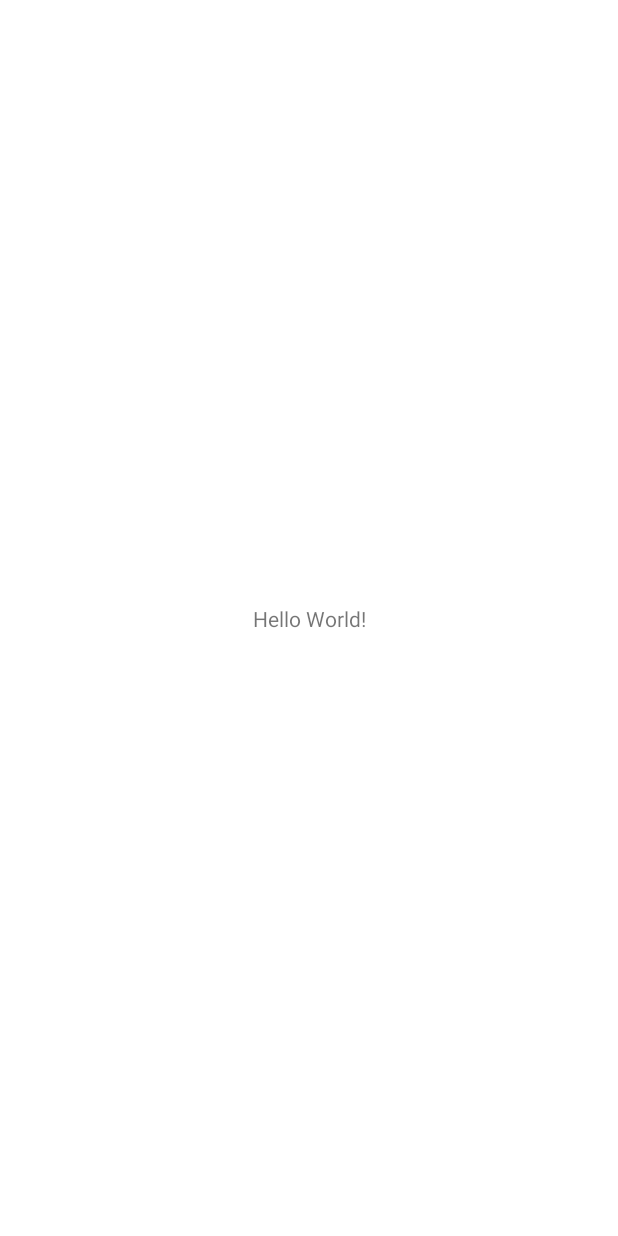
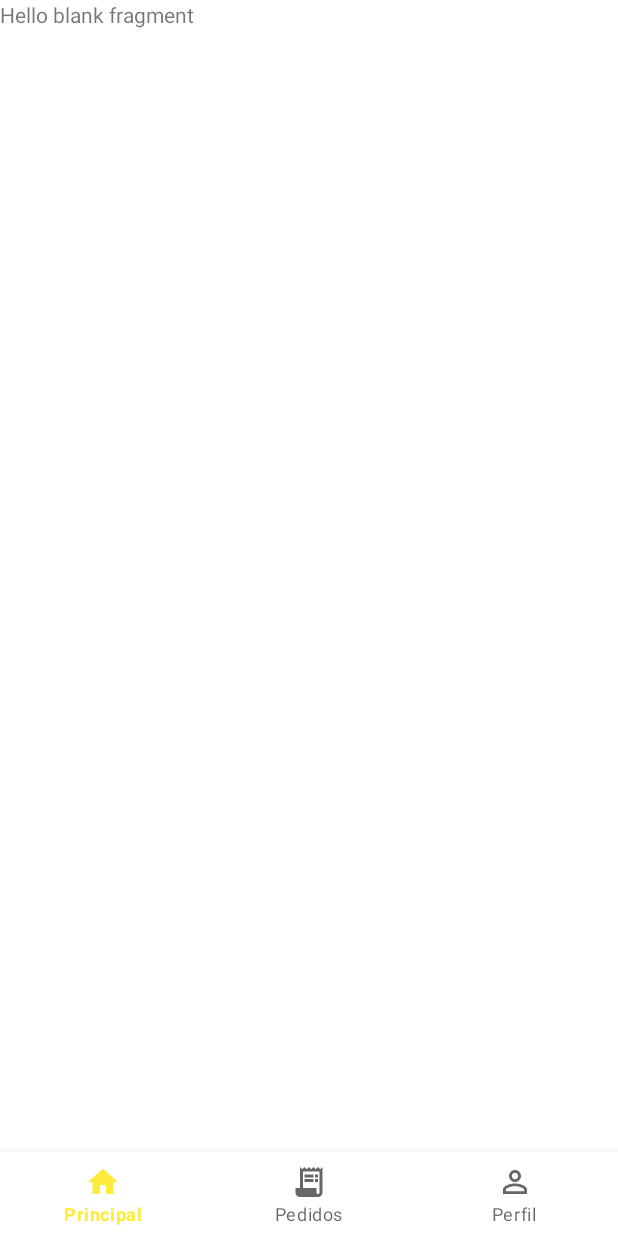
Before and after one commit to DavydeSouza/DEJTCC, an Android app: the MainActivity screen opened directly, with no data from a screen before it, on a phone screen of 412 x 824 dp. Before the commit the screen is almost empty. Run offline under Robolectric (Android 15) with nearby library versions, the phone set to English and light mode, and no system bars.

Commit message:
2- menu commit

```diff
--- a/app/src/main/java/com/example/dejtcc/Activity/Cadastro.java
+++ b/app/src/main/java/com/example/dejtcc/Activity/Cadastro.java
@@ -11,6 +11,7 @@ import android.view.View;
 import android.widget.Button;
 import android.widget.EditText;
 import android.widget.ProgressBar;
+import android.widget.Toast;
 
 import com.example.dejtcc.R;
 import com.google.android.gms.tasks.OnCompleteListener;
@@ -77,6 +78,7 @@ public class Cadastro extends AppCompatActivity {
         FirebaseAuth.getInstance().createUserWithEmailAndPassword(e,p).addOnCompleteListener(new OnCompleteListener<AuthResult>() {
             @Override
             public void onComplete(@NonNull Task<AuthResult> task) {
+              if(p.equals(cp)){
                 if(task.isSuccessful()){
                     SalvarUsuarios();
                     Snackbar snackbar = Snackbar.make(v ,mensagens[1],Snackbar.LENGTH_LONG);
@@ -102,6 +104,9 @@ public class Cadastro extends AppCompatActivity {
                     snackbar.setTextColor(Color.BLACK);
                     snackbar.show();
                 }
+              }else{
+                  Toast.makeText(Cadastro.this,"A senhas devem ser compativeis!!", Toast.LENGTH_SHORT).show();
+              }
 
             }
         });
--- /dev/null
+++ b/app/src/main/java/com/example/dejtcc/Fragments/HomeFragment.java
@@ -0,0 +1,66 @@
+package com.example.dejtcc.Fragments;
+
+import android.os.Bundle;
+
+import androidx.fragment.app.Fragment;
+
+import android.view.LayoutInflater;
+import android.view.View;
+import android.view.ViewGroup;
+
+import com.example.dejtcc.R;
+
+/**
+ * A simple {@link Fragment} subclass.
+ * Use the {@link HomeFragment#newInstance} factory method to
+ * create an instance of this fragment.
+ */
+public class HomeFragment extends Fragment {
+
+    // TODO: Rename parameter arguments, choose names that match
+    // the fragment initialization parameters, e.g. ARG_ITEM_NUMBER
+    private static final String ARG_PARAM1 = "param1";
+    private static final String ARG_PARAM2 = "param2";
+
+    // TODO: Rename and change types of parameters
+    private String mParam1;
+    private String mParam2;
+
+    public HomeFragment() {
+        // Required empty public constructor
+    }
+
+    /**
+     * Use this factory method to create a new instance of
+     * this fragment using the provided parameters.
+     *
+     * @param param1 Parameter 1.
+     * @param param2 Parameter 2.
+     * @return A new instance of fragment HomeFragment.
+     */
+    // TODO: Rename and change types and number of parameters
+    public static HomeFragment newInstance(String param1, String param2) {
+        HomeFragment fragment = new HomeFragment();
+        Bundle args = new Bundle();
+        args.putString(ARG_PARAM1, param1);
+        args.putString(ARG_PARAM2, param2);
+        fragment.setArguments(args);
+        return fragment;
+    }
+
+    @Override
+    public void onCreate(Bundle savedInstanceState) {
+        super.onCreate(savedInstanceState);
+        if (getArguments() != null) {
+            mParam1 = getArguments().getString(ARG_PARAM1);
+            mParam2 = getArguments().getString(ARG_PARAM2);
+        }
+    }
+
+    @Override
+    public View onCreateView(LayoutInflater inflater, ViewGroup container,
+                             Bundle savedInstanceState) {
+        // Inflate the layout for this fragment
+        return inflater.inflate(R.layout.fragment_home, container, false);
+    }
+}
--- /dev/null
+++ b/app/src/main/java/com/example/dejtcc/Fragments/ProfileFragments.java
@@ -0,0 +1,66 @@
+package com.example.dejtcc.Fragments;
+
+import android.os.Bundle;
+
+import androidx.fragment.app.Fragment;
+
+import android.view.LayoutInflater;
+import android.view.View;
+import android.view.ViewGroup;
+
+import com.example.dejtcc.R;
+
+/**
+ * A simple {@link Fragment} subclass.
+ * Use the {@link ProfileFragments#newInstance} factory method to
+ * create an instance of this fragment.
+ */
+public class ProfileFragments extends Fragment {
+
+    // TODO: Rename parameter arguments, choose names that match
+    // the fragment initialization parameters, e.g. ARG_ITEM_NUMBER
+    private static final String ARG_PARAM1 = "param1";
+    private static final String ARG_PARAM2 = "param2";
+
+    // TODO: Rename and change types of parameters
+    private String mParam1;
+    private String mParam2;
+
+    public ProfileFragments() {
+        // Required empty public constructor
+    }
+
+    /**
+     * Use this factory method to create a new instance of
+     * this fragment using the provided parameters.
+     *
+     * @param param1 Parameter 1.
+     * @param param2 Parameter 2.
+     * @return A new instance of fragment ProfileFragments.
+     */
+    // TODO: Rename and change types and number of parameters
+    public static ProfileFragments newInstance(String param1, String param2) {
+        ProfileFragments fragment = new ProfileFragments();
+        Bundle args = new Bundle();
+        args.putString(ARG_PARAM1, param1);
+        args.putString(ARG_PARAM2, param2);
+        fragment.setArguments(args);
+        return fragment;
+    }
+
+    @Override
+    public void onCreate(Bundle savedInstanceState) {
+        super.onCreate(savedInstanceState);
+        if (getArguments() != null) {
+            mParam1 = getArguments().getString(ARG_PARAM1);
+            mParam2 = getArguments().getString(ARG_PARAM2);
+        }
+    }
+
+    @Override
+    public View onCreateView(LayoutInflater inflater, ViewGroup container,
+                             Bundle savedInstanceState) {
+        // Inflate the layout for this fragment
+        return inflater.inflate(R.layout.fragment_profile_fragments, container, false);
+    }
+}
--- /dev/null
+++ b/app/src/main/java/com/example/dejtcc/Fragments/RequestFrament.java
@@ -0,0 +1,66 @@
+package com.example.dejtcc.Fragments;
+
+import android.os.Bundle;
+
+import androidx.fragment.app.Fragment;
+
+import android.view.LayoutInflater;
+import android.view.View;
+import android.view.ViewGroup;
+
+import com.example.dejtcc.R;
+
+/**
+ * A simple {@link Fragment} subclass.
+ * Use the {@link RequestFrament#newInstance} factory method to
+ * create an instance of this fragment.
+ */
+public class RequestFrament extends Fragment {
+
+    // TODO: Rename parameter arguments, choose names that match
+    // the fragment initialization parameters, e.g. ARG_ITEM_NUMBER
+    private static final String ARG_PARAM1 = "param1";
+    private static final String ARG_PARAM2 = "param2";
+
+    // TODO: Rename and change types of parameters
+    private String mParam1;
+    private String mParam2;
+
+    public RequestFrament() {
+        // Required empty public constructor
+    }
+
+    /**
+     * Use this factory method to create a new instance of
+     * this fragment using the provided parameters.
+     *
+     * @param param1 Parameter 1.
+     * @param param2 Parameter 2.
+     * @return A new instance of fragment RequestFrament.
+     */
+    // TODO: Rename and change types and number of parameters
+    public static RequestFrament newInstance(String param1, String param2) {
+        RequestFrament fragment = new RequestFrament();
+        Bundle args = new Bundle();
+        args.putString(ARG_PARAM1, param1);
+        args.putString(ARG_PARAM2, param2);
+        fragment.setArguments(args);
+        return fragment;
+    }
+
+    @Override
+    public void onCreate(Bundle savedInstanceState) {
+        super.onCreate(savedInstanceState);
+        if (getArguments() != null) {
+            mParam1 = getArguments().getString(ARG_PARAM1);
+            mParam2 = getArguments().getString(ARG_PARAM2);
+        }
+    }
+
+    @Override
+    public View onCreateView(LayoutInflater inflater, ViewGroup container,
+                             Bundle savedInstanceState) {
+        // Inflate the layout for this fragment
+        return inflater.inflate(R.layout.fragment_request_frament, container, false);
+    }
+}
--- a/app/src/main/java/com/example/dejtcc/MainActivity.java
+++ b/app/src/main/java/com/example/dejtcc/MainActivity.java
@@ -1,14 +1,47 @@
 package com.example.dejtcc;
 
+import androidx.annotation.NonNull;
 import androidx.appcompat.app.AppCompatActivity;
 
 import android.os.Bundle;
+import android.view.MenuItem;
+
+import com.example.dejtcc.Fragments.HomeFragment;
+import com.example.dejtcc.Fragments.ProfileFragments;
+import com.example.dejtcc.Fragments.RequestFrament;
+import com.google.android.material.bottomnavigation.BottomNavigationView;
+import com.google.android.material.navigation.NavigationBarView;
 
 public class MainActivity extends AppCompatActivity {
+    BottomNavigationView menuzin;
+    HomeFragment homeFragment = new HomeFragment();
+    ProfileFragments profileFragments = new ProfileFragments();
+    RequestFrament requestFrament = new RequestFrament();
 
     @Override
     protected void onCreate(Bundle savedInstanceState) {
         super.onCreate(savedInstanceState);
         setContentView(R.layout.activity_main);
+
+        menuzin = findViewById(R.id.bottom_navigation);
+        getSupportFragmentManager().beginTransaction().replace(R.id.container,homeFragment).commit();
+        menuzin.setOnItemSelectedListener(new NavigationBarView.OnItemSelectedListener() {
+            @Override
+            public boolean onNavigationItemSelected(MenuItem item) {
+                switch (item.getItemId()) {
+                    case R.id.home:
+                        getSupportFragmentManager().beginTransaction().replace(R.id.container, homeFragment).commit();
+                        return true;
+                    case R.id.pedidos:
+                        getSupportFragmentManager().beginTransaction().replace(R.id.container, requestFrament).commit();
+                        return true;
+                    case R.id.perfil:
+                        getSupportFragmentManager().beginTransaction().replace(R.id.container, profileFragments).commit();
+                        return true;
+                }
+                return false;
+            }
+        });
+
     }
 }
--- /dev/null
+++ b/app/src/main/res/drawable/ic_baseline_home_24.xml
@@ -0,0 +1,10 @@
+<vector xmlns:android="http://schemas.android.com/apk/res/android"
+    android:width="24dp"
+    android:height="24dp"
+    android:viewportWidth="24"
+    android:viewportHeight="24"
+    android:tint="?attr/colorControlNormal">
+  <path
+      android:fillColor="@android:color/white"
+      android:pathData="M10,20v-6h4v6h5v-8h3L12,3 2,12h3v8z"/>
+</vector>
--- /dev/null
+++ b/app/src/main/res/drawable/ic_baseline_person_outline_24.xml
@@ -0,0 +1,10 @@
+<vector xmlns:android="http://schemas.android.com/apk/res/android"
+    android:width="24dp"
+    android:height="24dp"
+    android:viewportWidth="24"
+    android:viewportHeight="24"
+    android:tint="?attr/colorControlNormal">
+  <path
+      android:fillColor="@android:color/white"
+      android:pathData="M12,5.9c1.16,0 2.1,0.94 2.1,2.1s-0.94,2.1 -2.1,2.1S9.9,9.16 9.9,8s0.94,-2.1 2.1,-2.1m0,9c2.97,0 6.1,1.46 6.1,2.1v1.1L5.9,18.1L5.9,17c0,-0.64 3.13,-2.1 6.1,-2.1M12,4C9.79,4 8,5.79 8,8s1.79,4 4,4 4,-1.79 4,-4 -1.79,-4 -4,-4zM12,13c-2.67,0 -8,1.34 -8,4v3h16v-3c0,-2.66 -5.33,-4 -8,-4z"/>
+</vector>
--- /dev/null
+++ b/app/src/main/res/drawable/ic_baseline_receipt_long_24.xml
@@ -0,0 +1,22 @@
+<vector xmlns:android="http://schemas.android.com/apk/res/android"
+    android:width="24dp"
+    android:height="24dp"
+    android:viewportWidth="24"
+    android:viewportHeight="24"
+    android:tint="?attr/colorControlNormal">
+  <path
+      android:fillColor="@android:color/white"
+      android:pathData="M19.5,3.5L18,2l-1.5,1.5L15,2l-1.5,1.5L12,2l-1.5,1.5L9,2L7.5,3.5L6,2v14H3v3c0,1.66 1.34,3 3,3h12c1.66,0 3,-1.34 3,-3V2L19.5,3.5zM19,19c0,0.55 -0.45,1 -1,1s-1,-0.45 -1,-1v-3H8V5h11V19z"/>
+  <path
+      android:fillColor="@android:color/white"
+      android:pathData="M9,7h6v2h-6z"/>
+  <path
+      android:fillColor="@android:color/white"
+      android:pathData="M16,7h2v2h-2z"/>
+  <path
+      android:fillColor="@android:color/white"
+      android:pathData="M9,10h6v2h-6z"/>
+  <path
+      android:fillColor="@android:color/white"
+      android:pathData="M16,10h2v2h-2z"/>
+</vector>
--- a/app/src/main/res/layout/activity_main.xml
+++ b/app/src/main/res/layout/activity_main.xml
@@ -5,14 +5,20 @@
     android:layout_width="match_parent"
     android:layout_height="match_parent"
     tools:context=".MainActivity">
-
-    <TextView
-        android:layout_width="wrap_content"
+    <FrameLayout
+        android:layout_width="match_parent"
+        android:layout_height="match_parent"
+        android:id="@+id/container"
+        android:layout_above="@id/bottom_navigation"
+        />
+    <com.google.android.material.bottomnavigation.BottomNavigationView
+        android:id="@+id/bottom_navigation"
+        android:layout_width="match_parent"
         android:layout_height="wrap_content"
-        android:text="Hello World!"
+        android:background="@color/white"
         app:layout_constraintBottom_toBottomOf="parent"
-        app:layout_constraintLeft_toLeftOf="parent"
-        app:layout_constraintRight_toRightOf="parent"
-        app:layout_constraintTop_toTopOf="parent" />
+        app:layout_constraintEnd_toEndOf="parent"
+        app:layout_constraintStart_toStartOf="parent"
+        app:menu="@menu/menuzin"/>
 
 </androidx.constraintlayout.widget.ConstraintLayout>
--- /dev/null
+++ b/app/src/main/res/layout/fragment_home.xml
@@ -0,0 +1,14 @@
+<?xml version="1.0" encoding="utf-8"?>
+<FrameLayout xmlns:android="http://schemas.android.com/apk/res/android"
+    xmlns:tools="http://schemas.android.com/tools"
+    android:layout_width="match_parent"
+    android:layout_height="match_parent"
+    tools:context=".Fragments.HomeFragment">
+
+    <!-- TODO: Update blank fragment layout -->
+    <TextView
+        android:layout_width="match_parent"
+        android:layout_height="match_parent"
+        android:text="@string/hello_blank_fragment" />
+
+</FrameLayout>
--- /dev/null
+++ b/app/src/main/res/menu/menuzin.xml
@@ -0,0 +1,17 @@
+<?xml version="1.0" encoding="utf-8"?>
+<menu xmlns:android="http://schemas.android.com/apk/res/android">
+
+    <item
+        android:id="@+id/home"
+        android:icon="@drawable/ic_baseline_home_24"
+        android:title="@string/home"/>
+    <item
+        android:id="@+id/pedidos"
+        android:icon="@drawable/ic_baseline_receipt_long_24"
+        android:title="@string/pedidos"/>
+    <item
+        android:id="@+id/perfil"
+
+        android:icon="@drawable/ic_baseline_person_outline_24"
+        android:title="@string/perfil"/>
+</menu>
--- a/app/src/main/res/mipmap-anydpi-v26/ic_launcher.xml
+++ b/app/src/main/res/mipmap-anydpi-v26/ic_launcher.xml
@@ -1,5 +1,4 @@
 <?xml version="1.0" encoding="utf-8"?>
 <adaptive-icon xmlns:android="http://schemas.android.com/apk/res/android">
     <background android:drawable="@drawable/ic_launcher_background" />
-    <foreground android:drawable="@drawable/ic_launcher_foreground" />
 </adaptive-icon>
--- a/app/src/main/res/mipmap-anydpi-v26/ic_launcher_round.xml
+++ b/app/src/main/res/mipmap-anydpi-v26/ic_launcher_round.xml
@@ -1,5 +1,5 @@
 <?xml version="1.0" encoding="utf-8"?>
 <adaptive-icon xmlns:android="http://schemas.android.com/apk/res/android">
     <background android:drawable="@drawable/ic_launcher_background" />
-    <foreground android:drawable="@drawable/ic_launcher_foreground" />
+
 </adaptive-icon>
--- a/app/src/main/res/values/colors.xml
+++ b/app/src/main/res/values/colors.xml
@@ -7,4 +7,8 @@
     <color name="teal_700">#FF018786</color>
     <color name="black">#FF000000</color>
     <color name="white">#FFFFFFFF</color>
+    <color name="light_blue_400">#FF29B6F6</color>
+    <color name="light_blue_600">#FF039BE5</color>
+    <color name="gray_400">#FFBDBDBD</color>
+    <color name="gray_600">#FF757575</color>
 </resources>
--- a/app/src/main/res/values/strings.xml
+++ b/app/src/main/res/values/strings.xml
@@ -1,3 +1,8 @@
 <resources>
     <string name="app_name">DEJTCC</string>
+    <string name="home">Principal</string>
+    <string name="pedidos">Pedidos</string>
+    <string name="perfil">Perfil</string>
+    <!-- TODO: Remove or change this placeholder text -->
+    <string name="hello_blank_fragment">Hello blank fragment</string>
 </resources>
```
Also changed, not shown: app/build.gradle (+18 -0 lines), app/src/main/res/drawable-v24/ic_launcher_foreground.xml (deleted, +0 -30 lines), app/src/main/res/layout/fragment_profile_fragments.xml (added, +14 -0 lines), app/src/main/res/layout/fragment_request_frament.xml (added, +14 -0 lines).
